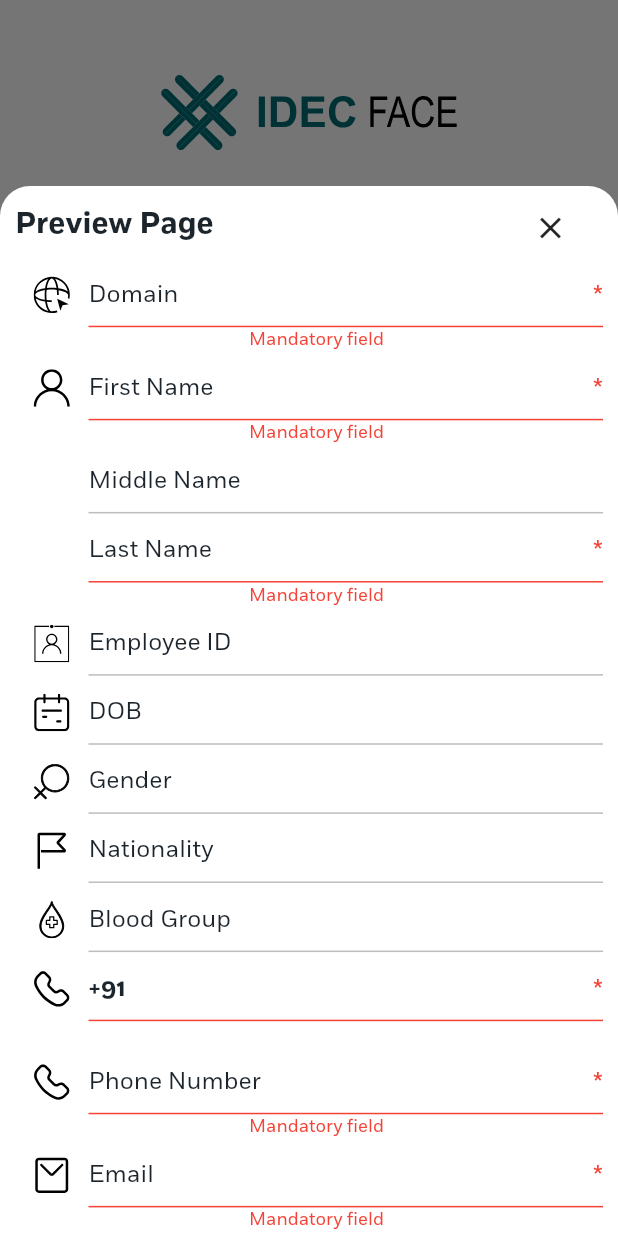
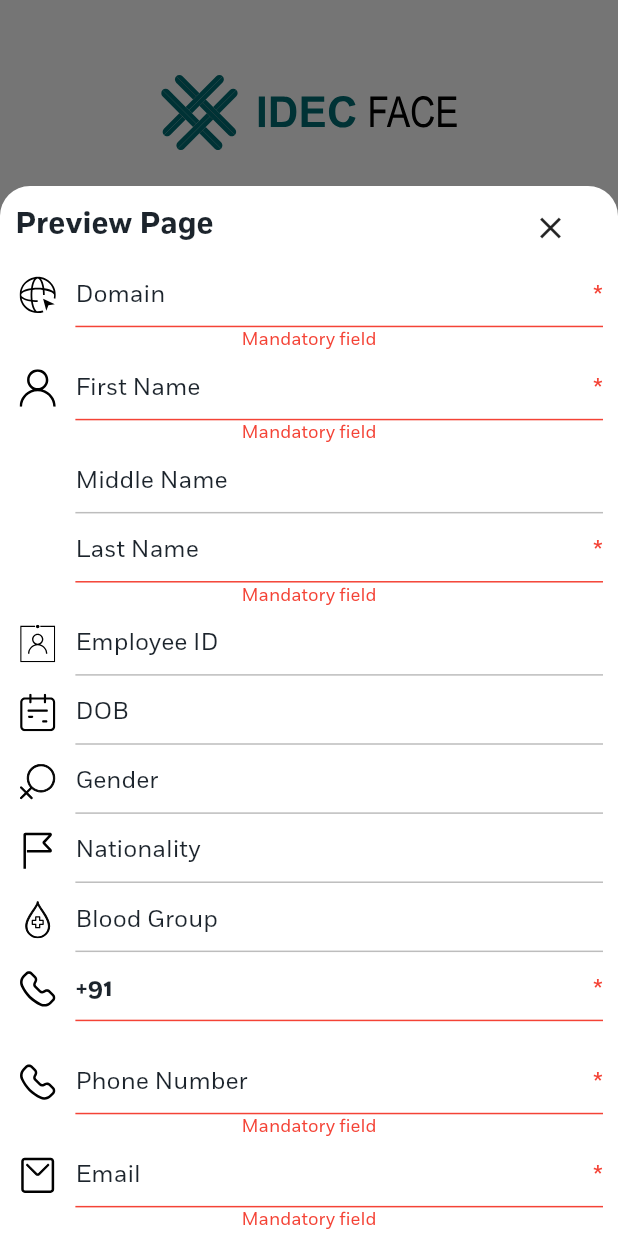
Before and after one commit to noeljolly09/idec_face, a Flutter app: the RegistrationPage screen opened by its route, after a tap on an icon or button, on a phone screen of 412 x 824 dp. Run offline on Flutter 3.47's test engine with Material 2 defaults, Android fonts, the phone set to English and light mode, and no system bars; drawn by our look-alikes of smooth_page_indicator; our stand-ins replace connectivity, dio, flutter_riverpod, flutter_spinkit, flutter_svg, google_nav_bar and 1 more; missing offline and left inert: country_list_pick, drop_down_list.

Commit message:
ui changes

```diff
--- a/lib/custom_widgets/textfields/forgotPassword_textField.dart
+++ b/lib/custom_widgets/textfields/forgotPassword_textField.dart
@@ -1,8 +1,6 @@
-
 import 'package:drop_down_list/drop_down_list.dart';
 import 'package:flutter/material.dart';
 import 'package:flutter_riverpod/flutter_riverpod.dart';
-
 
 import '../../constants.dart';
 
@@ -44,6 +42,8 @@ class ForgotPasswordTextField extends ConsumerWidget {
       decoration: InputDecoration(
           prefixIcon: SizedBox(
             width: MediaQuery.of(context).size.width / 3,
+            child: Container(
+              margin: const EdgeInsets.only(top: 10),
               child: CustomSelectionBar(
                 circleSuffixIcon: false,
                 isSvg: true,
@@ -56,6 +56,7 @@ class ForgotPasswordTextField extends ConsumerWidget {
                 controller: optionController!,
                 searchController: searchController!,
                 isConfigreceived: true,
+              ),
             ),
           ),
           enabledBorder: const UnderlineInputBorder(
--- a/lib/screens/forgot_password.dart
+++ b/lib/screens/forgot_password.dart
@@ -218,7 +218,7 @@ class _ForgotPasswordPageState extends ConsumerState<ForgotPasswordPage> {
                     child: Row(
                       children: [
                         const Text(
-                          "v",
+                          "V",
                           style: TextStyle(color: Colors.grey),
                         ),
                         getVersionNumber(),
--- a/lib/screens/registration/widgets/validation/validation_dialog.dart
+++ b/lib/screens/registration/widgets/validation/validation_dialog.dart
@@ -37,12 +37,14 @@ openValidationDialogWindow(
                       topRight: Radius.circular(20)),
                   color: Theme.of(context).scaffoldBackgroundColor),
               child: Padding(
-                padding: const EdgeInsets.only(left: 10.0, right: 10),
+                padding: const EdgeInsets.only(right: 10),
                 child: Column(
                   crossAxisAlignment: CrossAxisAlignment.start,
                   mainAxisAlignment: MainAxisAlignment.spaceEvenly,
                   children: [
-                    Row(
+                    Padding(
+                      padding: const EdgeInsets.only(left: 10),
+                      child: Row(
                         mainAxisAlignment: MainAxisAlignment.spaceBetween,
                         crossAxisAlignment: CrossAxisAlignment.center,
                         children: [
@@ -65,6 +67,7 @@ openValidationDialogWindow(
                             ),
                           ),
                         ],
+                      ),
                     ),
                     ValidationText(
                         titletext: "Domain",
```
Also changed, not shown: lib/screens/registration/widgets/preview_dialog.dart (+5 -2 lines). Lines whose indentation alone changed are shown as unchanged.
